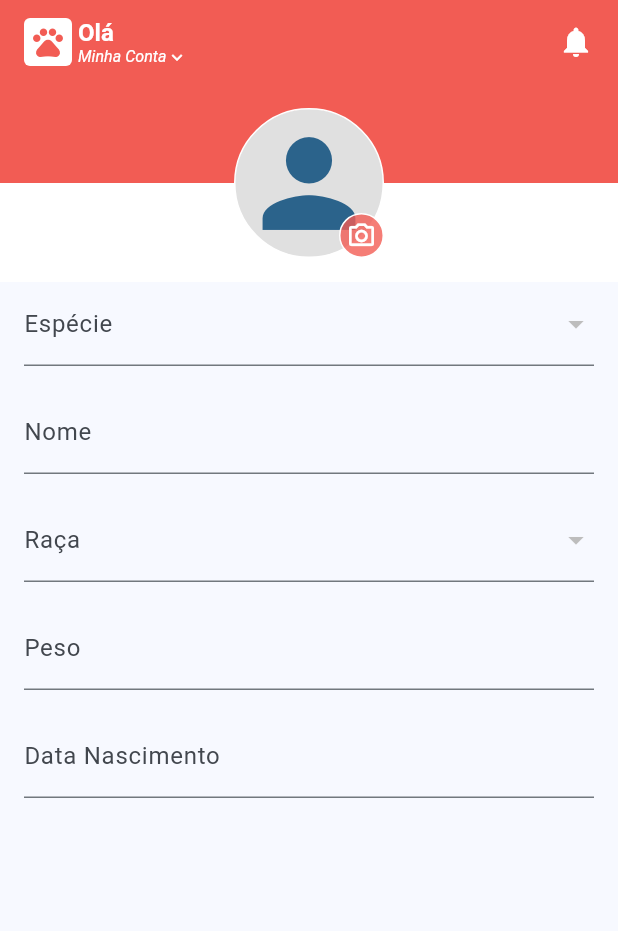
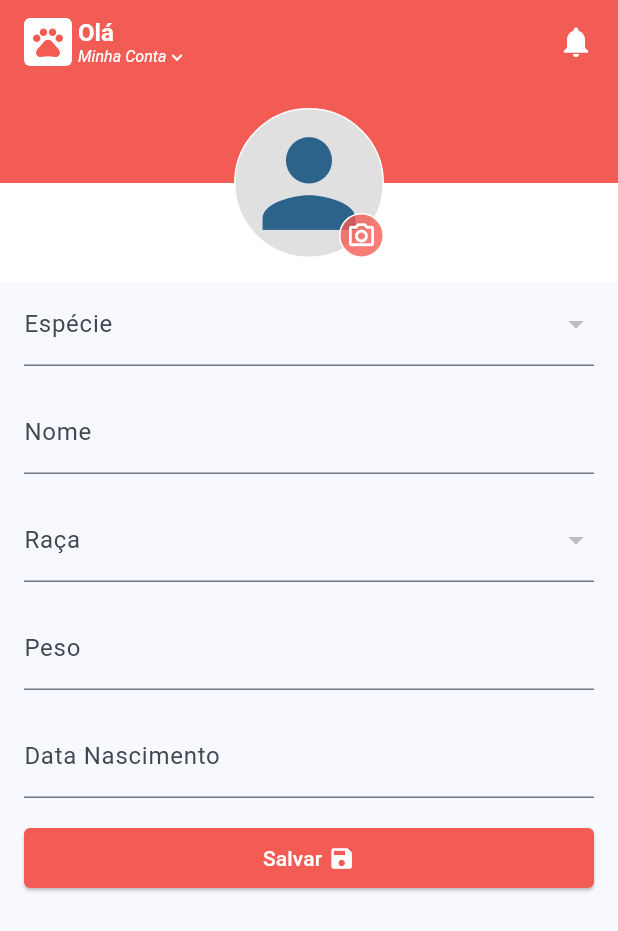
Before and after one commit to calegariluisfernando/CriaPet, a Flutter app: the AnimalScreen screen opened directly, on a phone screen of 412 x 824 dp. Shown: the top 931 px of the screen. Run offline on Flutter 3.47's test engine with Material 2 defaults, Android fonts, the phone set to English and light mode, and no system bars; our stand-ins replace camera, dio, google_fonts; network calls fail.

Commit message:
Apenas pequenas alteracoes

```diff
--- a/criapetgui/lib/models/raca.dart
+++ b/criapetgui/lib/models/raca.dart
@@ -4,8 +4,10 @@ class Raca {
 
   Raca({this.id, required this.name});
 
-  factory Raca.fromMap(Map<String, dynamic> map) => Raca(
-    id: map['id'] as int? ?? 0,
-    name: map['nome'] as String? ?? '',
-  );
+  factory Raca.fromMap(Map<String, dynamic> map) {
+    return Raca(
+      id: map['id'] as int? ?? 0,
+      name: map['nome'] as String? ?? '',
+    );
+  }
 }
--- a/criapetgui/lib/screens/animal_screen.dart
+++ b/criapetgui/lib/screens/animal_screen.dart
@@ -18,6 +18,11 @@ class AnimalScreen extends StatefulWidget {
 
 class _AnimalScreenState extends State<AnimalScreen> {
   final _formKey = GlobalKey<FormState>();
+
+  bool isSaving = false;
+  void toggleIsSaving () {
+    setState(() => isSaving = !isSaving);
+  }
 
   List<Especie> especies = [];
   int _dropdownValueEspecie = 1;
@@ -180,6 +185,49 @@ class _AnimalScreenState extends State<AnimalScreen> {
                       ),
                       SizedBox(height: MyDefaultSettings.gutter),
                       buildDateOfBirthFormField(),
+                      SizedBox(height: MyDefaultSettings.gutter),
+                      ElevatedButton(
+                        onPressed: isSaving ? null : () { toggleIsSaving(); },
+                        style: ElevatedButton.styleFrom(
+                          backgroundColor: MyDefaultSettings.primaryColor,
+                          shape: RoundedRectangleBorder(
+                            borderRadius: BorderRadius.circular(
+                              MyDefaultSettings.gutter / 4,
+                            ),
+                          ),
+                        ),
+                        child: Row(
+                          mainAxisAlignment: MainAxisAlignment.center,
+                          children: [
+                            const Text(
+                              'Salvar',
+                              style: TextStyle(color: Colors.white),
+                            ),
+                            const SizedBox(width: MyDefaultSettings.gutter / 4),
+                            if (!isSaving)
+                              const Icon(
+                                Icons.save,
+                                color: Colors.white,
+                              ),
+
+                            if(isSaving)
+                                const Row(
+                                  children: [
+                                    SizedBox(
+                                        width: MyDefaultSettings.gutter / 4),
+                                    SizedBox(
+                                      width: MyDefaultSettings.gutter,
+                                      height: MyDefaultSettings.gutter,
+                                      child: CircularProgressIndicator(
+                                        strokeWidth: 1,
+                                        color: Colors.white,
+                                      ),
+                                    ),
+                                  ],
+                                ),
+                          ],
+                        ),
+                      ),
                     ],
                   ),
                 ),
```
